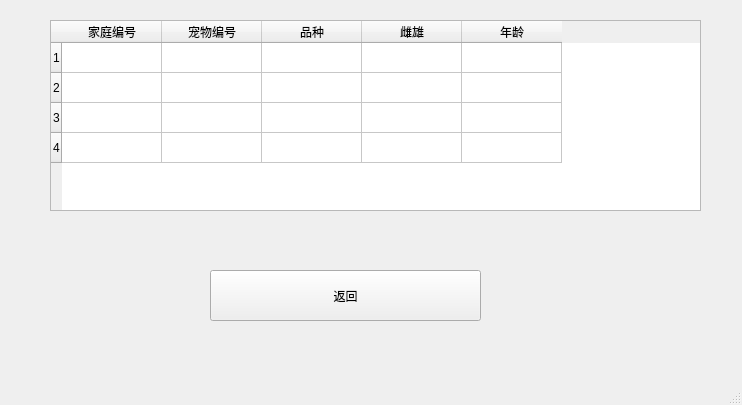
Before: the Qt Designer form code/user_pet.ui in wan-qiang/Database_classdesigner, drawn with Qt 5.
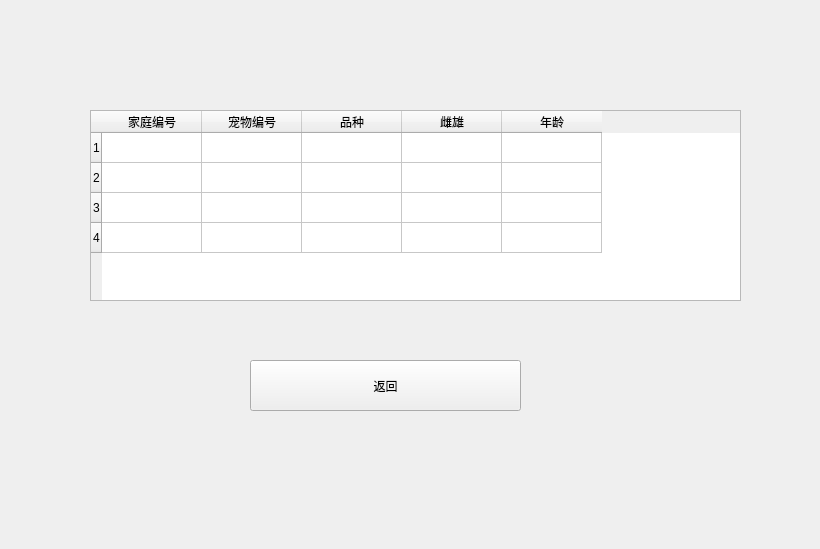
After: the same form once the commit is applied. Icons and pictures are not drawn.

```diff
--- a/code/user_pet.ui
+++ b/code/user_pet.ui
@@ -6,31 +6,34 @@
    <rect>
     <x>0</x>
     <y>0</y>
-    <width>742</width>
-    <height>405</height>
+    <width>820</width>
+    <height>549</height>
    </rect>
   </property>
   <property name="minimumSize">
    <size>
-    <width>742</width>
-    <height>405</height>
+    <width>820</width>
+    <height>549</height>
    </size>
   </property>
   <property name="maximumSize">
    <size>
-    <width>742</width>
-    <height>405</height>
+    <width>820</width>
+    <height>549</height>
    </size>
   </property>
   <property name="windowTitle">
    <string>user_宠物信息</string>
   </property>
+  <property name="styleSheet">
+   <string notr="true">#centralwidget{border-image: url(:/background/background1.jpg);}</string>
+  </property>
   <widget class="QWidget" name="centralwidget">
    <widget class="QPushButton" name="pushButton">
     <property name="geometry">
      <rect>
-      <x>210</x>
-      <y>270</y>
+      <x>250</x>
+      <y>360</y>
       <width>271</width>
       <height>51</height>
      </rect>
@@ -45,8 +48,8 @@
    <widget class="QTableWidget" name="tableWidget">
     <property name="geometry">
      <rect>
-      <x>50</x>
-      <y>20</y>
+      <x>90</x>
+      <y>110</y>
       <width>651</width>
       <height>191</height>
      </rect>
@@ -98,17 +101,6 @@
     </column>
    </widget>
   </widget>
-  <widget class="QMenuBar" name="menubar">
-   <property name="geometry">
-    <rect>
-     <x>0</x>
-     <y>0</y>
-     <width>742</width>
-     <height>26</height>
-    </rect>
-   </property>
-  </widget>
-  <widget class="QStatusBar" name="statusbar"/>
  </widget>
  <resources/>
  <connections/>
```
Left out of the diff: 4 changed lines with no effect on the pictures.
